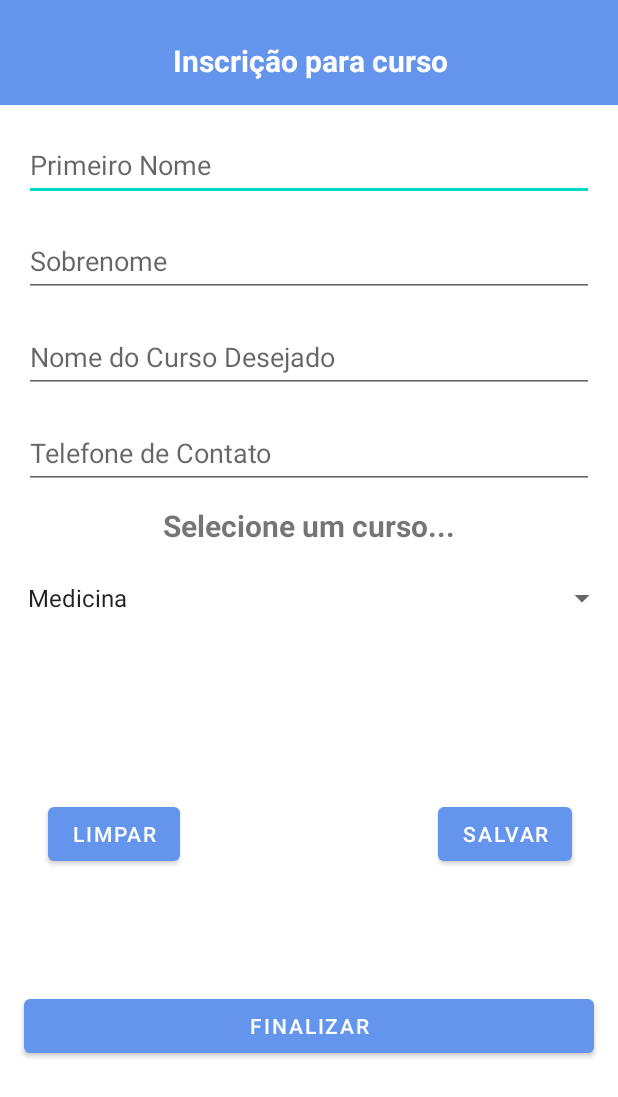
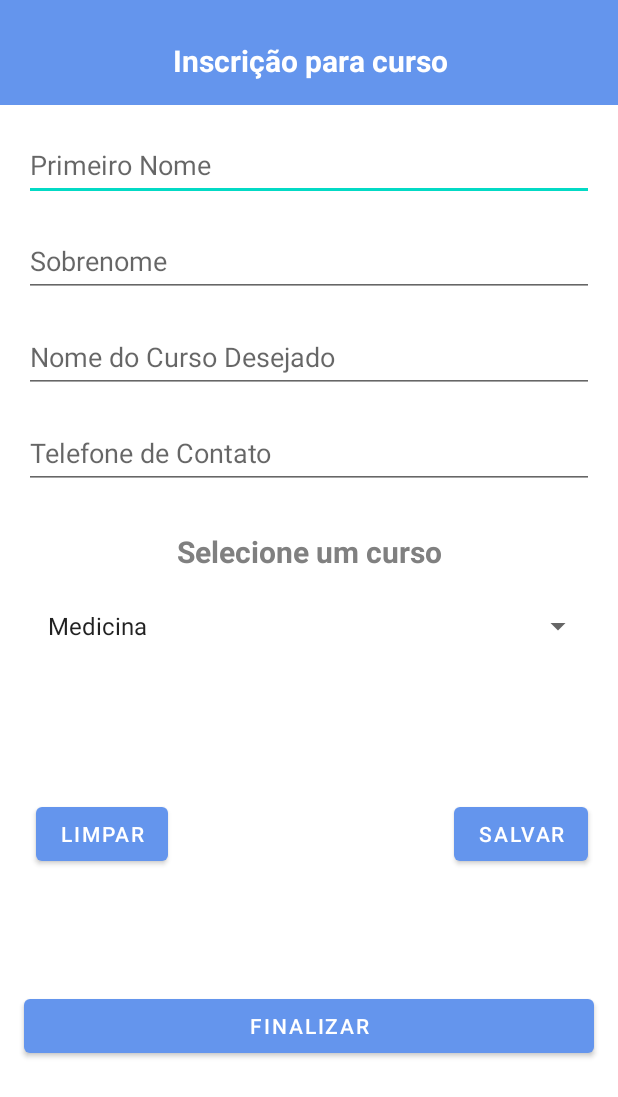
Before and after one commit to fernandoppm/Desenvolvimento_Android, an Android app: the screen it shows after launch (MainActivity), on a phone screen of 412 x 824 dp. Shown: the top 1097 px of the screen. Run offline under Robolectric (Android 15) with nearby library versions, the phone set to English and light mode, and no system bars.

Commit message:
Atualizações do Layout

```diff
--- a/AppLista/app/src/main/res/layout/activity_main.xml
+++ b/AppLista/app/src/main/res/layout/activity_main.xml
@@ -87,22 +87,22 @@
 
     <Spinner
         android:id="@+id/spinner"
-        android:layout_width="409dp"
+        android:layout_width="match_parent"
         android:layout_height="48dp"
         android:layout_marginStart="16dp"
         android:layout_marginEnd="16dp"
         app:layout_constraintBottom_toTopOf="@+id/btnFinalizar"
         app:layout_constraintEnd_toEndOf="parent"
-        app:layout_constraintHorizontal_bias="0.466"
+        app:layout_constraintHorizontal_bias="0.0"
         app:layout_constraintStart_toStartOf="parent"
         app:layout_constraintTop_toBottomOf="@+id/editTelefonedeContato"
-        app:layout_constraintVertical_bias="0.17" />
+        app:layout_constraintVertical_bias="0.236" />
 
     <Button
         android:id="@+id/btnLimpar"
         android:layout_width="wrap_content"
         android:layout_height="wrap_content"
-        android:layout_marginStart="32dp"
+        android:layout_marginStart="24dp"
         android:layout_marginBottom="80dp"
         android:text="@string/txt_button_limpar"
         app:layout_constraintBottom_toTopOf="@+id/btnFinalizar"
@@ -114,9 +114,11 @@
         android:id="@+id/txtSpiner"
         android:layout_width="wrap_content"
         android:layout_height="wrap_content"
+        android:layout_marginTop="16dp"
         android:text="@string/txt_selecione_um_curso"
         android:textSize="20sp"
         android:textStyle="bold"
+        android:textColor="#808080"
         app:layout_constraintBottom_toTopOf="@+id/spinner"
         app:layout_constraintEnd_toEndOf="parent"
         app:layout_constraintStart_toStartOf="parent"
@@ -126,11 +128,11 @@
         android:id="@+id/btnSalvar"
         android:layout_width="wrap_content"
         android:layout_height="wrap_content"
-        android:layout_marginStart="172dp"
+        android:layout_marginEnd="20dp"
         android:layout_marginBottom="80dp"
         android:text="@string/txt_button_salvar"
         app:layout_constraintBottom_toTopOf="@+id/btnFinalizar"
-        app:layout_constraintStart_toEndOf="@+id/btnLimpar"
+        app:layout_constraintEnd_toEndOf="parent"
         app:layout_constraintTop_toBottomOf="@+id/editTelefonedeContato"
         app:layout_constraintVertical_bias="1.0" />
 
@@ -150,5 +152,4 @@
         app:layout_constraintVertical_bias="0.761" />
 
 
-
 </androidx.constraintlayout.widget.ConstraintLayout>
--- a/AppLista/app/src/main/res/values/strings.xml
+++ b/AppLista/app/src/main/res/values/strings.xml
@@ -9,5 +9,5 @@
     <string name="txt_button_salvar">SALVAR</string>
     <string name="txt_button_finalizar">FINALIZAR</string>
     <string name="txt_app_Lista">Lista de Responsável</string>
-    <string name="txt_selecione_um_curso">Selecione um curso...</string>
+    <string name="txt_selecione_um_curso">Selecione um curso</string>
 </resources>
```
